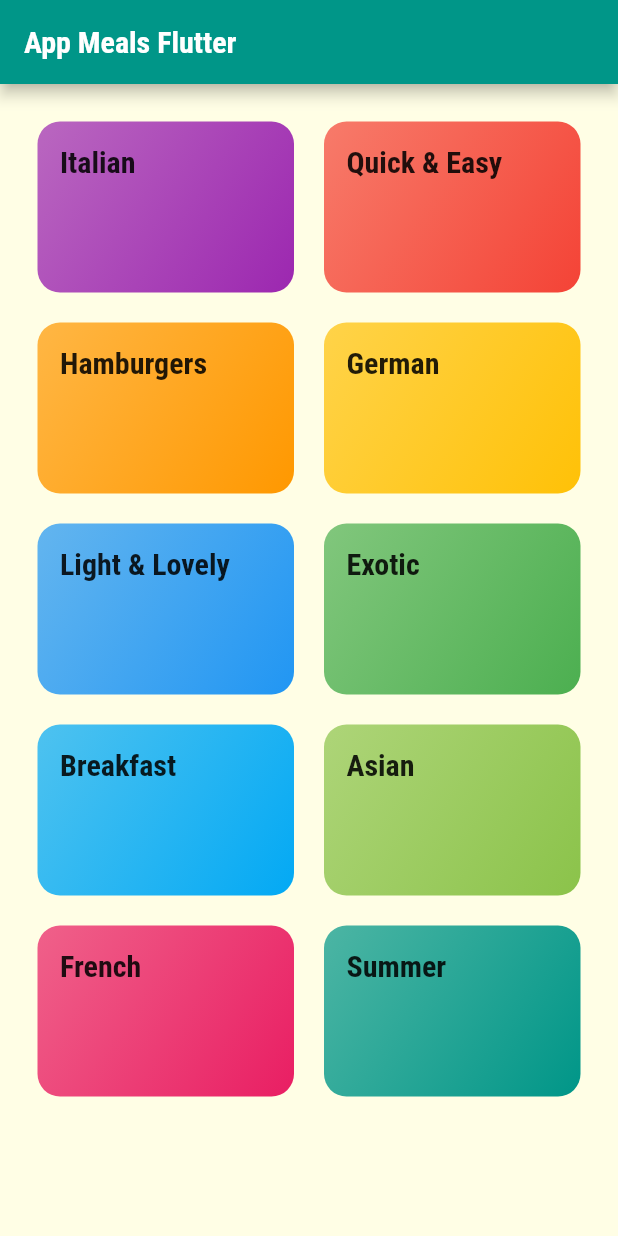
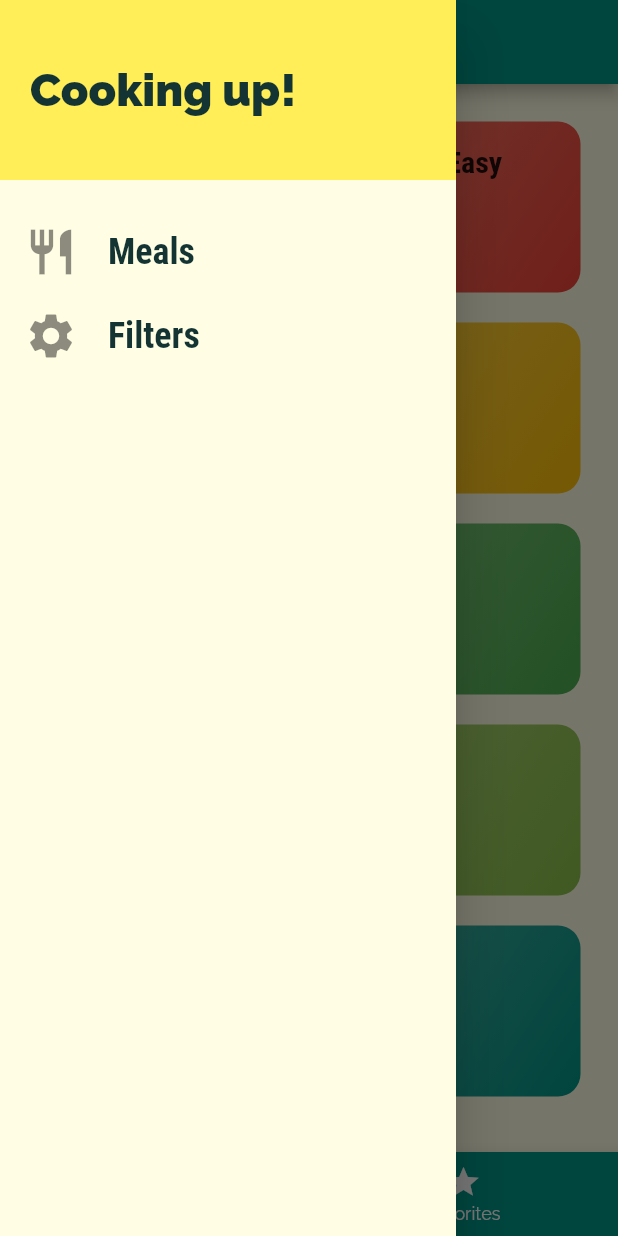
Before and after one commit to asraavisena/meals_app, a Flutter app: the screen it shows after launch, with the side drawer open (before the commit the screen has no drawer), on a phone screen of 412 x 824 dp. Run offline on Flutter 3.47's test engine with Material 2 defaults, Android fonts, the phone set to English and light mode, and no system bars.

Commit message:
learn more about tabs and drawer

```diff
--- a/lib/main.dart
+++ b/lib/main.dart
@@ -1,4 +1,6 @@
 import 'package:flutter/material.dart';
+import './screens/filters.dart';
+import './screens/tabs.dart';
 import './screens/meal_details.dart';
 import './screens/category_meals.dart';
 import './screens/categories.dart';
@@ -32,9 +34,10 @@ class MyApp extends StatelessWidget {
       // ! ROUTES IS SCREEN
       initialRoute: '/',
       routes: {
-        '/': (ctx) => const Categories(),
+        '/': (ctx) => Tabs(),
         CategoryMeals.routeName: (ctx) => CategoryMeals(),
-        MealDetails.routeName: (ctx) => MealDetails()
+        MealDetails.routeName: (ctx) => MealDetails(),
+        Filters.routeName: (ctx) => Filters()
       },
       // ! GO TO THE DEFINED ROUTES IN ONGENERATEROUTE WHEN ROUTES IS NOT DEFINED IN ROUTES
       onGenerateRoute: (settings) {
--- a/lib/screens/categories.dart
+++ b/lib/screens/categories.dart
@@ -11,11 +11,7 @@ class Categories extends StatelessWidget {
     // ! SLIVER IS SCROLLABLE FOR GRID
     // ! GRID DELEGATE -> VIEW DELEGATE AS GRID
     // ! MAXCROSSAXISEXTENT -> CREATE AS MANY COLUMN AS WE CAN FIT ON THE SCREEN
-    return Scaffold(
-        appBar: AppBar(
-          title: Text('App Meals Flutter'),
-        ),
-        body: GridView(
+    return GridView(
       padding: const EdgeInsets.all(25),
       children: DUMMY_CATEGORIES
           .map((el) => CategoryItem(
@@ -29,6 +25,6 @@ class Categories extends StatelessWidget {
               3 / 2, // ! FOR 200 WIDTH I WANT TO HAVE 300 HEIGHT IN THE END
           crossAxisSpacing: 20,
           mainAxisSpacing: 20),
-        ));
+    );
   }
 }
--- /dev/null
+++ b/lib/screens/favorites.dart
@@ -0,0 +1,12 @@
+import 'package:flutter/material.dart';
+
+class Favourites extends StatelessWidget {
+  const Favourites({Key? key}) : super(key: key);
+
+  @override
+  Widget build(BuildContext context) {
+    return Center(
+      child: Text('Test'),
+    );
+  }
+}
--- /dev/null
+++ b/lib/screens/filters.dart
@@ -0,0 +1,20 @@
+import 'package:flutter/material.dart';
+import '../widgets/main_drawer.dart';
+
+class Filters extends StatelessWidget {
+  static const routeName = '/filters';
+  const Filters({Key? key}) : super(key: key);
+
+  @override
+  Widget build(BuildContext context) {
+    return Scaffold(
+      appBar: AppBar(
+        title: Text('Filters'),
+      ),
+      drawer: MainDrawer(),
+      body: Center(
+        child: Text('Filters'),
+      ),
+    );
+  }
+}
--- /dev/null
+++ b/lib/screens/tabs.dart
@@ -0,0 +1,67 @@
+import 'package:flutter/material.dart';
+import '../widgets/main_drawer.dart';
+import './favorites.dart';
+import './categories.dart';
+
+class Tabs extends StatefulWidget {
+  const Tabs({Key? key}) : super(key: key);
+
+  @override
+  _TabsState createState() => _TabsState();
+}
+
+class _TabsState extends State<Tabs> {
+  int _selectedIndex = 0;
+  final List<Map<String, Object>> _pages = [
+    {'pages': Categories(), 'title': 'Categories'},
+    {'pages': Favourites(), 'title': 'Favourites'}
+  ];
+
+  void _selectPage(int index) {
+    setState(() {
+      _selectedIndex = index;
+    });
+  }
+
+  @override
+  Widget build(BuildContext context) {
+    return Scaffold(
+      appBar: AppBar(
+        title: Text((_pages[_selectedIndex]['title'] as String)),
+        // bottom: TabBar(tabs: <Widget>[
+        //   Tab(
+        //     icon: Icon(Icons.category),
+        //     text: 'Categories',
+        //   ),
+        //   Tab(
+        //     icon: Icon(Icons.star),
+        //     text: 'Categories',
+        //   )
+        // ]),
+      ),
+      drawer: MainDrawer(),
+      body: (_pages[_selectedIndex]['pages'] as Widget),
+      bottomNavigationBar: BottomNavigationBar(
+        onTap: _selectPage,
+        backgroundColor: Theme.of(context).primaryColor,
+        unselectedItemColor: Colors.white,
+        selectedItemColor: Theme.of(context).colorScheme.secondary,
+        currentIndex: _selectedIndex,
+        // type: BottomNavigationBarType.shifting,
+        items: [
+          const BottomNavigationBarItem(
+              // backgroundColor: Theme.of(context).primaryColor,
+              icon: Icon(Icons.category),
+              label: 'Categories'),
+          const BottomNavigationBarItem(
+              // backgroundColor: Theme.of(context).primaryColor,
+              icon: Icon(Icons.star),
+              label: 'Favorites')
+        ],
+      ),
+      // TabBarView(
+      //   children: [Categories(), Favourites()],
+      // ),
+    );
+  }
+}
--- /dev/null
+++ b/lib/widgets/main_drawer.dart
@@ -0,0 +1,53 @@
+import 'package:flutter/material.dart';
+import '../screens/filters.dart';
+
+class MainDrawer extends StatelessWidget {
+  const MainDrawer({Key? key}) : super(key: key);
+
+  Widget _buildListTile(String title, IconData icon, VoidCallback tapHandler) {
+    return ListTile(
+      leading: Icon(icon, size: 36),
+      title: Text(
+        title,
+        style: const TextStyle(
+            fontFamily: 'RobotoCondensed',
+            fontSize: 24,
+            fontWeight: FontWeight.bold),
+      ),
+      onTap: tapHandler,
+    );
+  }
+
+  @override
+  Widget build(BuildContext context) {
+    return Drawer(
+      child: Column(
+        children: <Widget>[
+          Container(
+            height: 120,
+            width: double.infinity,
+            padding: const EdgeInsets.all(20),
+            alignment: Alignment.centerLeft,
+            color: Theme.of(context).colorScheme.secondary,
+            child: const Text(
+              'Cooking up!',
+              style: TextStyle(
+                fontWeight: FontWeight.w900,
+                fontSize: 30,
+              ),
+            ),
+          ),
+          const SizedBox(
+            height: 20,
+          ),
+          _buildListTile('Meals', Icons.restaurant, () {
+            Navigator.of(context).pushReplacementNamed('/');
+          }),
+          _buildListTile('Filters', Icons.settings, () {
+            Navigator.of(context).pushReplacementNamed(Filters.routeName);
+          }),
+        ],
+      ),
+    );
+  }
+}
```
Lines whose indentation alone changed are shown as unchanged.
